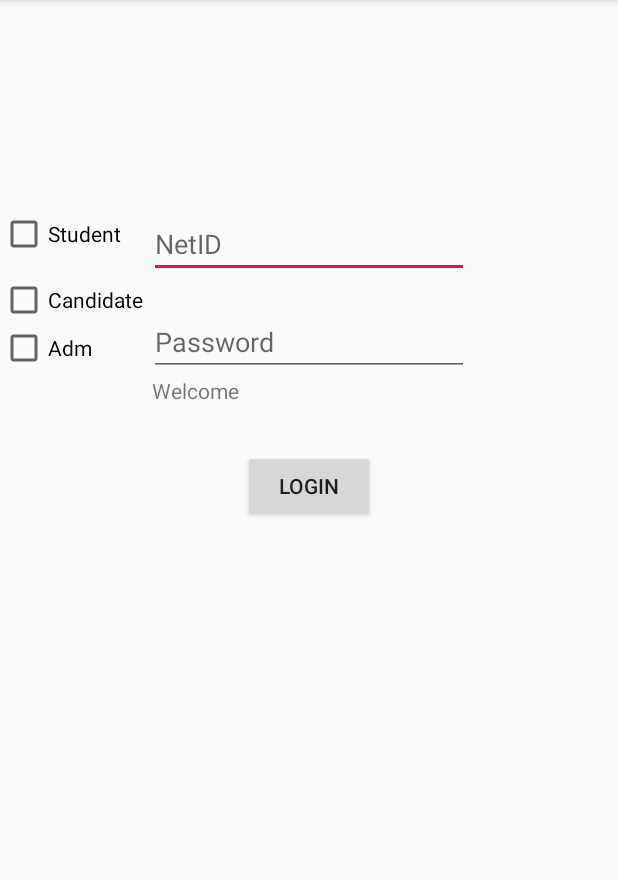
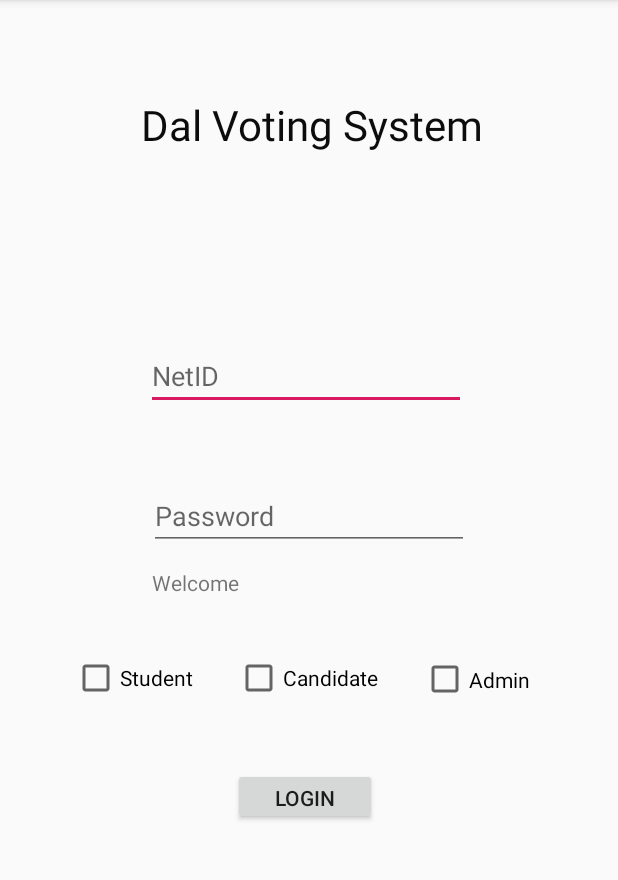
Before and after one commit to Blakepatri/ElectionApp, an Android app: the screen it shows after launch (MainActivity), on a phone screen of 412 x 824 dp, the part 84-964 px from its top. Run offline under Robolectric (Android 15) with nearby library versions, the phone set to English and light mode, and no system bars; our stand-ins replace Firebase (no records; nobody signed in at launch, a user with empty details on screens opened directly).

Commit message:
Replace activity_main.xml with new UI design

```diff
--- a/DalhousieVotingSystem15/app/src/main/res/layout/activity_main.xml
+++ b/DalhousieVotingSystem15/app/src/main/res/layout/activity_main.xml
@@ -10,20 +10,24 @@
         android:id="@+id/CandidatecheckBox"
         android:layout_width="wrap_content"
         android:layout_height="wrap_content"
-        android:layout_marginTop="12dp"
+        android:layout_marginStart="28dp"
+        android:layout_marginTop="28dp"
         android:text="Candidate"
-        app:layout_constraintStart_toStartOf="parent"
-        app:layout_constraintTop_toBottomOf="@+id/StudentcheckBox" />
+        app:layout_constraintEnd_toEndOf="parent"
+        app:layout_constraintHorizontal_bias="0.0"
+        app:layout_constraintStart_toEndOf="@+id/StudentcheckBox"
+        app:layout_constraintTop_toBottomOf="@+id/Status" />
 
     <EditText
         android:id="@+id/NetID"
         android:layout_width="wrap_content"
         android:layout_height="wrap_content"
-        android:layout_marginTop="140dp"
+        android:layout_marginTop="228dp"
         android:ems="10"
         android:hint="NetID"
         android:inputType="textWebEmailAddress|textEmailAddress"
         app:layout_constraintEnd_toEndOf="parent"
+        app:layout_constraintHorizontal_bias="0.489"
         app:layout_constraintStart_toStartOf="parent"
         app:layout_constraintTop_toTopOf="parent" />
 
@@ -31,7 +35,7 @@
         android:id="@+id/Password"
         android:layout_width="wrap_content"
         android:layout_height="wrap_content"
-        android:layout_marginTop="20dp"
+        android:layout_marginTop="48dp"
         android:ems="10"
         android:hint="Password"
         android:inputType="textPassword"
@@ -43,35 +47,55 @@
         android:id="@+id/Status"
         android:layout_width="209dp"
         android:layout_height="29dp"
+        android:layout_marginTop="12dp"
         app:layout_constraintEnd_toEndOf="parent"
         app:layout_constraintStart_toStartOf="parent"
         app:layout_constraintTop_toBottomOf="@+id/Password" />
 
     <Button
         android:id="@+id/logIn"
-        android:layout_width="wrap_content"
-        android:layout_height="wrap_content"
-        android:layout_marginTop="20dp"
-        android:text="LogIN"
-        app:layout_constraintEnd_toEndOf="parent"
+        android:layout_width="96dp"
+        android:layout_height="38dp"
+        android:layout_marginStart="155dp"
+        android:layout_marginTop="44dp"
+        android:text="  LogIN  "
         app:layout_constraintStart_toStartOf="parent"
-        app:layout_constraintTop_toBottomOf="@+id/Status" />
+        app:layout_constraintTop_toBottomOf="@+id/CandidatecheckBox" />
 
     <CheckBox
         android:id="@+id/StudentcheckBox"
         android:layout_width="wrap_content"
         android:layout_height="wrap_content"
-        android:layout_marginTop="140dp"
+        android:layout_marginStart="48dp"
+        android:layout_marginTop="28dp"
         android:text="Student"
+        app:layout_constraintEnd_toEndOf="parent"
+        app:layout_constraintHorizontal_bias="0.0"
+        app:layout_constraintStart_toStartOf="parent"
+        app:layout_constraintTop_toBottomOf="@+id/Status" />
+
+    <CheckBox
+        android:id="@+id/AdmcheckBox"
+        android:layout_width="78dp"
+        android:layout_height="34dp"
+        android:layout_marginTop="28dp"
+        android:text="Admin"
+        app:layout_constraintEnd_toEndOf="parent"
+        app:layout_constraintHorizontal_bias="0.35"
+        app:layout_constraintStart_toEndOf="@+id/CandidatecheckBox"
+        app:layout_constraintTop_toBottomOf="@+id/Status" />
+
+    <TextView
+        android:id="@+id/textView"
+        android:layout_width="276dp"
+        android:layout_height="37dp"
+        android:layout_marginTop="64dp"
+        android:text="    Dal Voting System"
+        android:textColor="#0C0C0C"
+        android:textSize="28sp"
+        app:layout_constraintEnd_toEndOf="parent"
+        app:layout_constraintHorizontal_bias="0.496"
         app:layout_constraintStart_toStartOf="parent"
         app:layout_constraintTop_toTopOf="parent" />
 
-    <CheckBox
-        android:id="@+id/AdmcheckBox"
-        android:layout_width="wrap_content"
-        android:layout_height="wrap_content"
-        android:text="Adm"
-        app:layout_constraintStart_toStartOf="parent"
-        app:layout_constraintTop_toBottomOf="@+id/CandidatecheckBox" />
-
 </androidx.constraintlayout.widget.ConstraintLayout>
```
